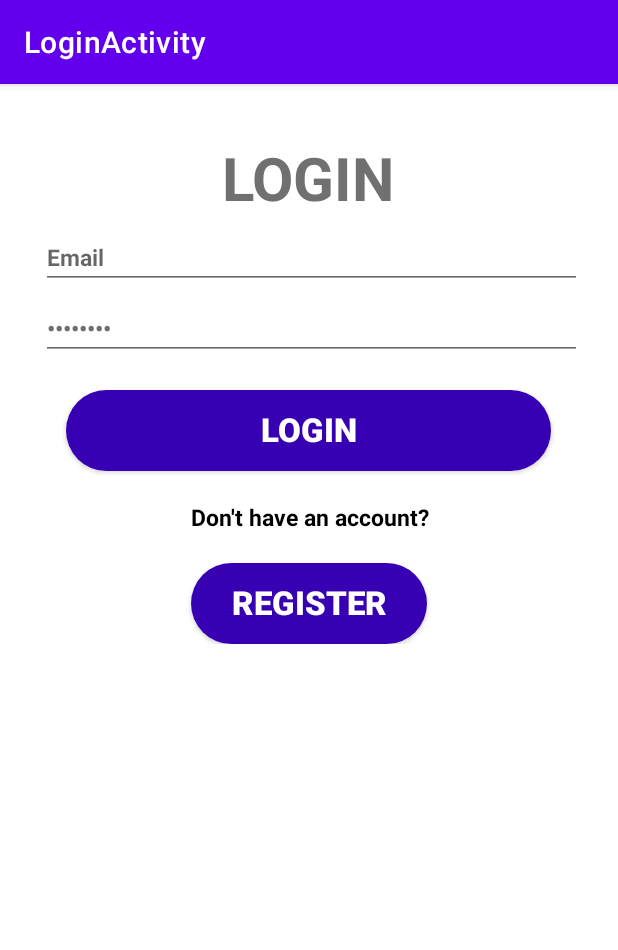
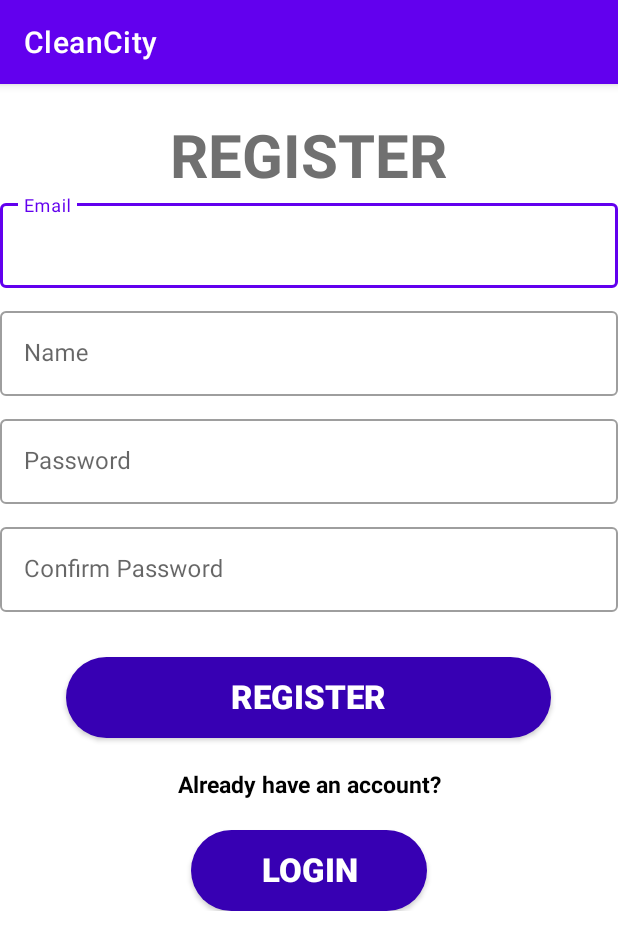
Before and after one commit to paulcrasmareanu/clean-city-android-app, an Android app: the LoginActivity screen opened directly, with no data from a screen before it, after a tap on "REGISTER", on a phone screen of 412 x 824 dp. Shown: the top 950 px of the screen. Run offline under Robolectric (Android 15) with nearby library versions, the phone set to English and light mode, and no system bars.

Commit message:
Created register activity and added navigation

```diff
--- a/app/build.gradle
+++ b/app/build.gradle
@@ -3,6 +3,7 @@ plugins {
     id 'kotlin-android'
 }
 
+apply plugin: 'kotlin-android'
 apply plugin: 'kotlin-android-extensions'
 
 android {
@@ -61,4 +62,8 @@ dependencies {
     testImplementation 'junit:junit:4.+'
     androidTestImplementation 'androidx.test.ext:junit:1.1.2'
     androidTestImplementation 'androidx.test.espresso:espresso-core:3.3.0'
+    implementation "org.jetbrains.kotlin:kotlin-stdlib-jdk8"
+    implementation "org.jetbrains.kotlin:kotlin-reflect"
+    testImplementation "org.jetbrains.kotlin:kotlin-test"
+    testImplementation "org.jetbrains.kotlin:kotlin-test-junit"
 }
--- a/app/src/main/AndroidManifest.xml
+++ b/app/src/main/AndroidManifest.xml
@@ -1,7 +1,6 @@
 <?xml version="1.0" encoding="utf-8"?>
 <manifest xmlns:android="http://schemas.android.com/apk/res/android"
     package="com.upt.cleancity">
-
     <!--
          The ACCESS_COARSE/FINE_LOCATION permissions are not required to use
          Google Maps Android API v2, but you must specify either coarse or fine
@@ -18,14 +17,14 @@
         android:theme="@style/Theme.CleanCity">
 
         <activity
-            android:name=".activities.LoginActivity"
-            android:label="@string/title_activity_login">
+            android:name=".activities.LoginActivity">
             <intent-filter>
                 <action android:name="android.intent.action.MAIN" />
 
                 <category android:name="android.intent.category.LAUNCHER" />
             </intent-filter>
         </activity>
+        <activity android:name=".activities.RegisterActivity"/>
         <!--
              The API key for Google Maps-based APIs is defined as a string resource.
              (See the file "res/values/google_maps_api.xml").
--- a/app/src/main/java/com/upt/cleancity/activities/LoginActivity.kt
+++ b/app/src/main/java/com/upt/cleancity/activities/LoginActivity.kt
@@ -6,8 +6,13 @@ import android.view.View
 import androidx.appcompat.app.AppCompatActivity
 import kotlinx.android.synthetic.main.activity_login.*
 import com.upt.cleancity.R
+import com.upt.cleancity.utils.AppNavigationStartActivity
 
 class LoginActivity : AppCompatActivity() {
+
+    companion object {
+        const val TAG = "__LoginActivity"
+    }
 
     override fun onCreate(savedInstanceState: Bundle?) {
         super.onCreate(savedInstanceState)
@@ -15,18 +20,19 @@ class LoginActivity : AppCompatActivity() {
     }
 
     fun performButtonFunctionalities(view: View) {
+        Log.d(TAG, "LOGIN WORKS")
         when(view.id) {
             R.id.registerRedirectButton -> registerUser()
             R.id.loginSubmitButton -> loginUser(loginEmail.text.toString(), loginPassword.text.toString())
         }
-        Log.d("LOGIN", "LOGIN WORKS")
     }
 
     private fun registerUser() {
-        Log.d("LOGIN", "REDIRECTING TO REGISTER")
+        Log.d(TAG, "REDIRECTING TO REGISTER")
+        AppNavigationStartActivity.transitionToRegister(this@LoginActivity)
     }
 
     private fun loginUser(username: String, password: String) {
-        Log.d("LOGIN", "$username $password")
+        Log.d(TAG, "$username $password")
     }
 }
--- /dev/null
+++ b/app/src/main/java/com/upt/cleancity/activities/RegisterActivity.kt
@@ -0,0 +1,30 @@
+package com.upt.cleancity.activities
+
+import android.os.Bundle
+import android.util.Log
+import android.view.View
+import androidx.appcompat.app.AppCompatActivity
+import com.upt.cleancity.R
+
+class RegisterActivity : AppCompatActivity() {
+
+    companion object {
+        const val TAG = "__RegisterActivity"
+    }
+
+    override fun onCreate(savedInstanceState: Bundle?) {
+        super.onCreate(savedInstanceState)
+        setContentView(R.layout.activity_register)
+    }
+
+    fun performButtonFunctionalities(view: View) {
+        when (view.id) {
+            R.id.registerSubmitButton -> createUser()
+            R.id.loginRedirectButton -> finish()
+        }
+    }
+
+    private fun createUser() {
+        Log.d(TAG, "Register works!")
+    }
+}
--- /dev/null
+++ b/app/src/main/java/com/upt/cleancity/utils/AppNavigationStartActivity.kt
@@ -0,0 +1,13 @@
+package com.upt.cleancity.utils
+
+import android.content.Context
+import android.content.Intent
+import com.upt.cleancity.activities.RegisterActivity
+
+class AppNavigationStartActivity {
+    companion object {
+        fun transitionToRegister(context: Context) {
+            context.startActivity(Intent(context, RegisterActivity::class.java))
+        }
+    }
+}
--- /dev/null
+++ b/app/src/main/res/layout/activity_register.xml
@@ -0,0 +1,108 @@
+<?xml version="1.0" encoding="utf-8"?>
+<ScrollView xmlns:android="http://schemas.android.com/apk/res/android"
+    xmlns:app="http://schemas.android.com/apk/res-auto"
+    xmlns:tools="http://schemas.android.com/tools"
+    android:layout_width="match_parent"
+    android:layout_height="match_parent"
+    android:background="@color/white"
+    tools:context=".activities.RegisterActivity">
+
+   <LinearLayout
+       android:layout_width="match_parent"
+       android:layout_height="wrap_content"
+       android:orientation="vertical">
+
+       <TextView
+           style="@style/PageTitleText"
+           android:gravity="center"
+           android:layout_gravity="center"
+           android:layout_marginTop="20dp"
+           android:text="@string/register_text" />
+
+       <com.google.android.material.textfield.TextInputLayout
+           android:id="@+id/registerEmail"
+           android:layout_width="match_parent"
+           android:layout_height="wrap_content"
+           android:hint="@string/email_text"
+           android:layout_marginBottom="10dp"
+           style="@style/Widget.MaterialComponents.TextInputLayout.OutlinedBox">
+
+           <com.google.android.material.textfield.TextInputEditText
+               android:layout_width="match_parent"
+               android:layout_height="wrap_content"
+               android:inputType="textEmailAddress" />
+
+       </com.google.android.material.textfield.TextInputLayout>
+
+       <com.google.android.material.textfield.TextInputLayout
+           android:id="@+id/registerUsername"
+           android:layout_width="match_parent"
+           android:layout_height="wrap_content"
+           android:layout_marginBottom="10dp"
+           android:hint="@string/name_text"
+           style="@style/Widget.MaterialComponents.TextInputLayout.OutlinedBox">
+
+           <com.google.android.material.textfield.TextInputEditText
+               android:layout_width="match_parent"
+               android:layout_height="wrap_content"
+               android:inputType="none" />
+
+       </com.google.android.material.textfield.TextInputLayout>
+
+       <com.google.android.material.textfield.TextInputLayout
+           android:id="@+id/registerPassword"
+           android:layout_width="match_parent"
+           android:layout_height="wrap_content"
+           android:layout_marginBottom="10dp"
+           android:hint="@string/password_text"
+           style="@style/Widget.MaterialComponents.TextInputLayout.OutlinedBox">
+
+           <com.google.android.material.textfield.TextInputEditText
+               android:layout_width="match_parent"
+               android:layout_height="wrap_content"
+               android:inputType="textPassword" />
+
+       </com.google.android.material.textfield.TextInputLayout>
+
+       <com.google.android.material.textfield.TextInputLayout
+           android:id="@+id/registerPasswordConfirm"
+           android:layout_width="match_parent"
+           android:layout_height="wrap_content"
+           android:layout_marginBottom="10dp"
+           android:hint="@string/confirm_password_text"
+           style="@style/Widget.MaterialComponents.TextInputLayout.OutlinedBox">
+
+           <com.google.android.material.textfield.TextInputEditText
+               android:layout_width="match_parent"
+               android:layout_height="wrap_content"
+               android:inputType="textPassword" />
+
+       </com.google.android.material.textfield.TextInputLayout>
+
+       <androidx.appcompat.widget.AppCompatButton
+           android:id="@+id/registerSubmitButton"
+           style="@style/mediumRoundButton"
+           android:layout_gravity="center"
+           android:layout_width="323dp"
+           android:layout_marginTop="20dp"
+           android:text="@string/register_text"
+           android:onClick="performButtonFunctionalities" />
+
+
+       <TextView
+           style="@style/loginText"
+           android:gravity="center"
+           android:layout_marginTop="20dp"
+           android:text="@string/existing_account_text" />
+
+       <androidx.appcompat.widget.AppCompatButton
+           android:id="@+id/loginRedirectButton"
+           style="@style/mediumRoundButton"
+           android:layout_width="157dp"
+           android:layout_gravity="center"
+           android:layout_marginTop="20dp"
+           android:text="@string/login_text"
+           android:onClick="performButtonFunctionalities" />
+
+   </LinearLayout>
+</ScrollView>
--- a/app/src/main/res/values/strings.xml
+++ b/app/src/main/res/values/strings.xml
@@ -12,4 +12,8 @@
     <string name="login_text">Login</string>
     <string name="no_account_text">Don\'t have an account?</string>
     <string name="register_text">Register</string>
+    <string name="title_activity_register">RegisterActivity</string>
+    <string name="name_text">Name</string>
+    <string name="confirm_password_text">Confirm Password</string>
+    <string name="existing_account_text">Already have an account?</string>
 </resources>
```
